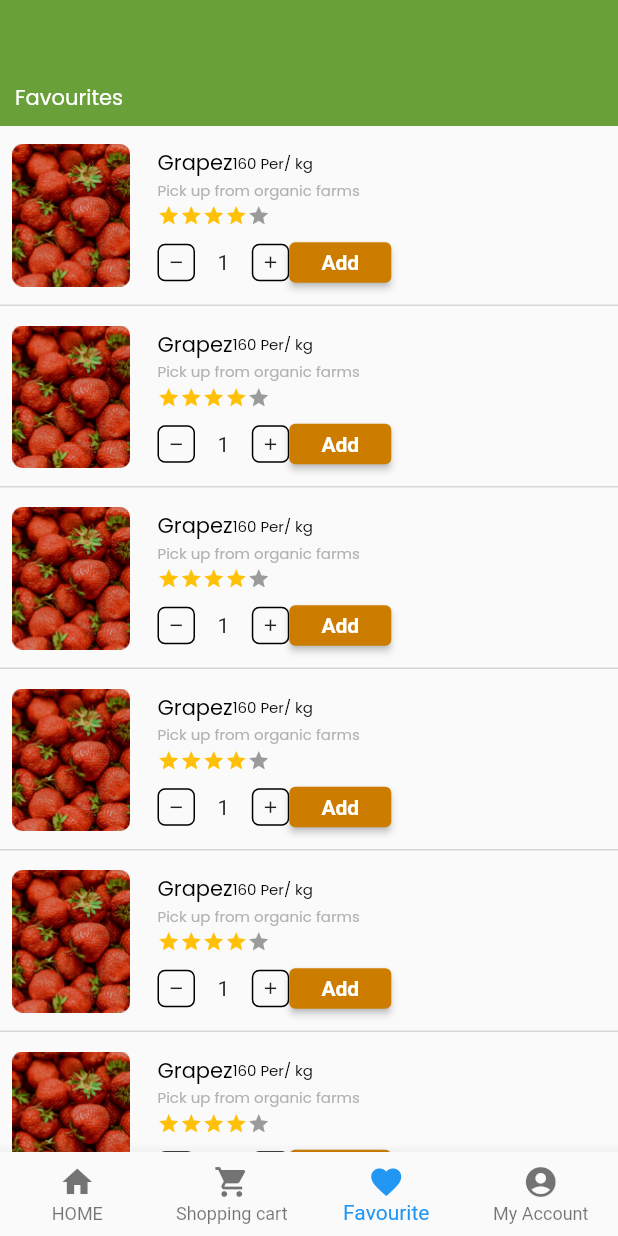
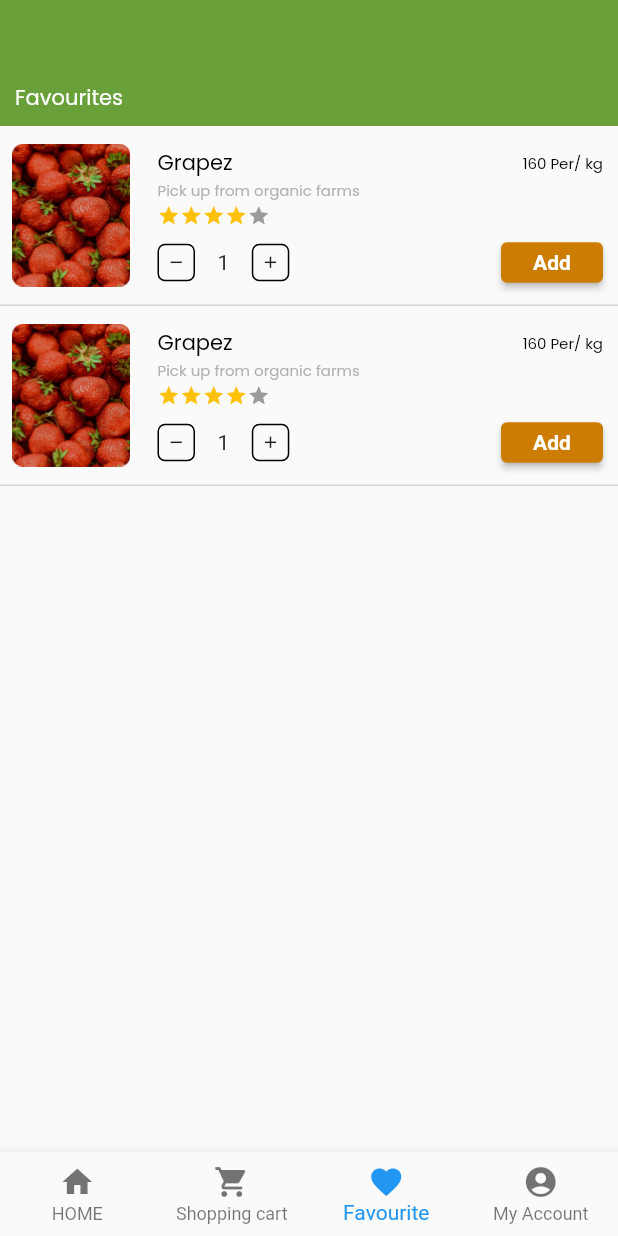
Before and after one commit to YehyaAjour/Fruits_App, a Flutter app: the screen it shows after launch, item 3 of the bottom bar chosen, on a phone screen of 412 x 824 dp. Run offline on Flutter 3.47's test engine with Material 2 defaults, Android fonts, the phone set to English and light mode, and no system bars; drawn by our look-alikes of flutter_rating_bar; our stand-ins replace dots_indicator, introduction_screen.

Commit message:
favourite up to date

```diff
--- a/lib/modules/favourite/favourites_screen.dart
+++ b/lib/modules/favourite/favourites_screen.dart
@@ -1,3 +1,4 @@
+import 'package:flutter/cupertino.dart';
 import 'package:flutter/material.dart';
 import 'package:flutter/widgets.dart';
 import 'package:flutter_rating_bar/flutter_rating_bar.dart';
@@ -6,6 +7,8 @@ class FavouriteScreen extends StatelessWidget {
   @override
   Widget build(BuildContext context) {
     return Column(
+      crossAxisAlignment: CrossAxisAlignment.start,
+      mainAxisAlignment: MainAxisAlignment.start,
       children: [
         Container(
             height: 84.0,
@@ -30,11 +33,26 @@ class FavouriteScreen extends StatelessWidget {
               ),
             )),
         Expanded(
-          child: ListView.separated(
-              itemBuilder: (context, index) => Container(
+          child: ListView.builder(
+              itemBuilder: (context, index) {
+                return buildContainer(context);
+              },
+
+              // separatorBuilder: (context, index) => SizedBox(
+              //       height: 1,
+              //     ),
+              itemCount: 2),
+        )
+      ],
+    );
+  }
+
+  Container buildContainer(BuildContext context) {
+    return Container(
       width: double.infinity,
       height: 120,
       decoration: BoxDecoration(
+          // color: Colors.red,
           border: Border(
         bottom: BorderSide(
           width: 1.0,
@@ -51,18 +69,20 @@ class FavouriteScreen extends StatelessWidget {
               ),
               width: 95,
               height: 95,
-                            child: Image.asset(
-                                "assets/images/Component 2 – 1dsa.png")),
+              child: Image.asset("assets/images/Component 2 – 1dsa.png")),
           SizedBox(
             width: 10,
           ),
-                        Column(
+          Expanded(
+            child: Container(
+              padding: EdgeInsets.only(right: 10),
+              //width: MediaQuery.of(context).size.width,
+              child: Column(
+                crossAxisAlignment: CrossAxisAlignment.start,
                 mainAxisAlignment: MainAxisAlignment.center,
-                          crossAxisAlignment: CrossAxisAlignment.start,
                 children: [
                   Row(
-                              //  mainAxisAlignment: MainAxisAlignment.spaceBetween,
-                              // crossAxisAlignment: CrossAxisAlignment.start,
+                    mainAxisAlignment: MainAxisAlignment.spaceBetween,
                     children: [
                       Text(
                         "Grapez",
@@ -110,6 +130,9 @@ class FavouriteScreen extends StatelessWidget {
                     height: 10,
                   ),
                   Row(
+                    mainAxisAlignment: MainAxisAlignment.spaceBetween,
+                    children: [
+                      Row(
                         children: [
                           Container(
                             width: 25,
@@ -150,6 +173,8 @@ class FavouriteScreen extends StatelessWidget {
                               ),
                             ),
                           ),
+                        ],
+                      ),
                       SizedBox(
                         width: 68,
                         height: 27,
@@ -168,16 +193,11 @@ class FavouriteScreen extends StatelessWidget {
                     ],
                   )
                 ],
+              ),
+            ),
           )
         ],
       ),
-                  ),
-              separatorBuilder: (context, index) => SizedBox(
-                    height: 1,
-                  ),
-              itemCount: 10),
-        )
-      ],
     );
   }
 }
--- a/lib/modules/home/home_screen.dart
+++ b/lib/modules/home/home_screen.dart
@@ -2,8 +2,6 @@ import 'package:flutter/material.dart';
 import 'package:fruitmarket/components/components.dart';
 
 class HomeScreen extends StatefulWidget {
-  const HomeScreen({Key key}) : super(key: key);
-
   @override
   _HomeScreenState createState() => _HomeScreenState();
 }
```
Lines whose indentation alone changed are shown as unchanged.
